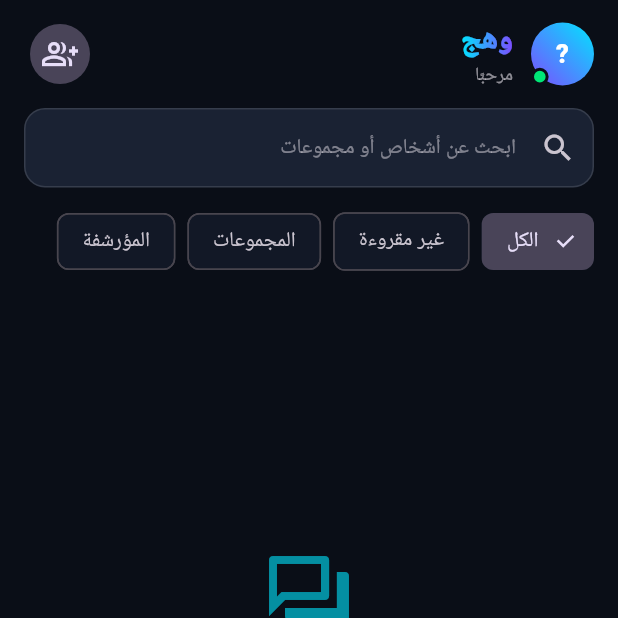
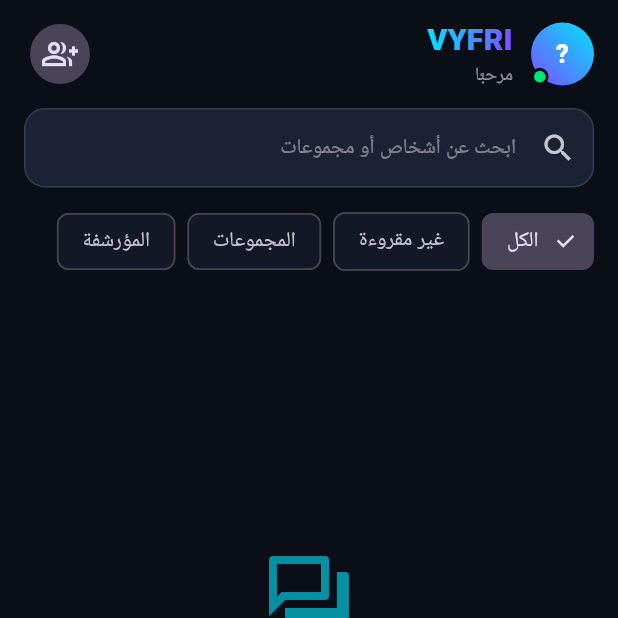
Before and after one commit to almajhool-dev/almajhool-ap, a Flutter app: the HomeShell screen opened directly, item 2 of the bottom bar chosen, on a phone screen of 412 x 824 dp, the top half of it. Run offline on Flutter 3.47's test engine with Material 3 defaults, Android fonts, the light colour scheme and no system bars; our stand-ins replace app_links, audioplayers, cached_network_image, connectivity_plus, file_picker, firebase_core and 9 more; missing offline and left inert: firebase_app_installations, flutter_background_service, flutter_webrtc, gal, livekit_client, ota_update and 2 more; accounts and stored records are empty; network calls fail.

Commit message:
اسم التطبيق VYFRI وشعاره الجديد

```diff
--- a/lib/core/config.dart
+++ b/lib/core/config.dart
@@ -8,7 +8,7 @@ import 'package:shared_preferences/shared_preferences.dart';
 class AppConfig {
   AppConfig._();
 
-  static const appName = 'وهج';
+  static const appName = 'VYFRI';
   static const pageSize = 30;
   static const maxUploadBytes = 50 * 1024 * 1024;
 
--- a/lib/screens/feed/feed_screens.dart
+++ b/lib/screens/feed/feed_screens.dart
@@ -167,7 +167,7 @@ class _FeedTabState extends State<FeedTab> {
                     children: [
                       ShaderMask(
                         shaderCallback: (r) => AppColors.brandGradient.createShader(r),
-                        child: const Text('وهج',
+                        child: const Text('VYFRI',
                             style: TextStyle(fontSize: 22, fontWeight: FontWeight.w900, color: Colors.white)),
                       ),
                       const Spacer(),
--- a/lib/screens/live/live_screens.dart
+++ b/lib/screens/live/live_screens.dart
@@ -2013,7 +2013,7 @@ class _MyLivesScreenState extends State<MyLivesScreen> {
       await Navigator.push(context, MaterialPageRoute(builder: (_) => _RecordingPlayer(path: r.path)));
     } else if (a == 'save') {
       try {
-        await Gal.putVideo(r.path, album: 'وهج');
+        await Gal.putVideo(r.path, album: 'VYFRI');
         if (mounted) showSnack(context, 'تم الحفظ في المعرض ✅');
       } catch (e) {
         if (mounted) showSnack(context, 'تعذّر الحفظ: اسمح للتطبيق بالوصول للصور', error: true);
--- a/lib/services/local_notifications.dart
+++ b/lib/services/local_notifications.dart
@@ -57,7 +57,7 @@ class LocalNotifications {
       android: AndroidNotificationDetails(
         'messages',
         'الرسائل والإشعارات',
-        channelDescription: 'إشعارات وهج',
+        channelDescription: 'إشعارات VYFRI',
         importance: Importance.high,
         priority: Priority.high,
       ),
--- a/pubspec.yaml
+++ b/pubspec.yaml
@@ -63,7 +63,7 @@ flutter_launcher_icons:
   android: true
   ios: false
   image_path: "assets/branding/icon.png"
-  adaptive_icon_background: "#0A0E17"
+  adaptive_icon_background: "#0B1B7A"
   adaptive_icon_foreground: "assets/branding/icon_foreground.png"
   min_sdk_android: 23
 
```
Also changed, not shown: assets/branding/icon.png, assets/branding/icon_foreground.png, assets/branding/logo.png, assets/branding/splash.png, assets/branding/splash_android12.png, 5 other files.
